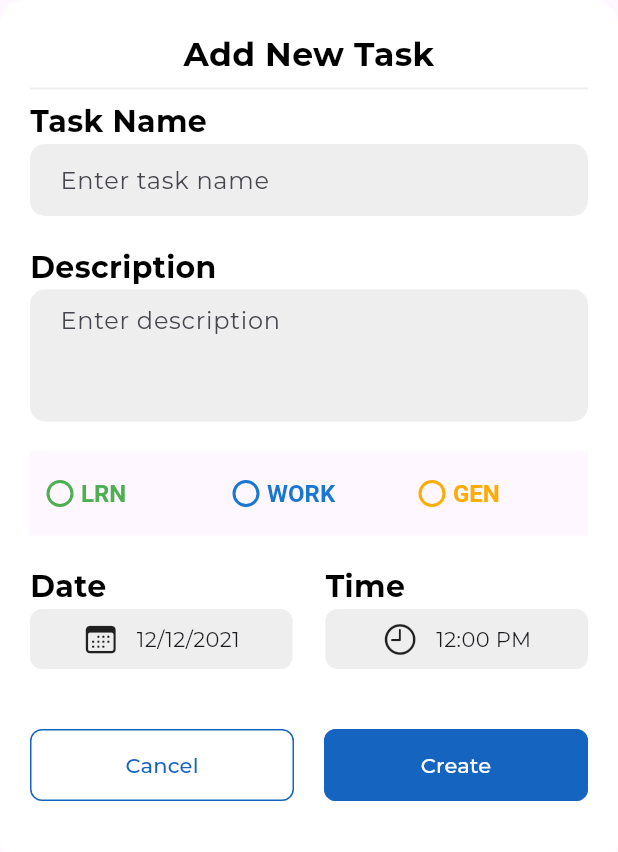
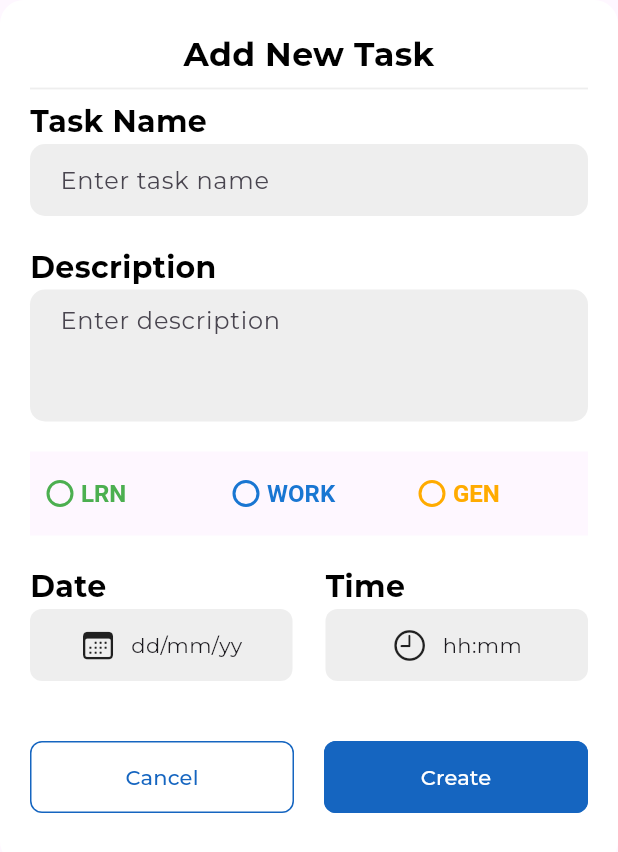
Before and after one commit to manuelduarte077/todo_firestore, a Flutter app: the AddNewTask widget shown alone on an empty page, opened directly, on a phone screen of 412 x 824 dp. Shown: the top 852 px of the screen. Run offline on Flutter 3.47's test engine with Material 2 defaults, Android fonts, the phone set to English and light mode, and no system bars; our stand-ins replace flutter_riverpod, google_fonts.

Commit message:
get current time using riverpod

```diff
--- a/lib/common/button_widget.dart
+++ b/lib/common/button_widget.dart
@@ -6,17 +6,19 @@ class ButtonWidget extends StatelessWidget {
     required this.title,
     required this.bgColor,
     required this.fgColor,
+    required this.onTap,
   });
 
   final String title;
   final Color bgColor;
   final Color fgColor;
+  final VoidCallback onTap;
 
   @override
   Widget build(BuildContext context) {
     return Expanded(
       child: ElevatedButton(
-        onPressed: () {},
+        onPressed: onTap,
         style: ElevatedButton.styleFrom(
           backgroundColor: bgColor,
           foregroundColor: fgColor,
--- a/lib/common/show_add_new_task.dart
+++ b/lib/common/show_add_new_task.dart
@@ -1,9 +1,11 @@
 import 'package:flutter/cupertino.dart';
 import 'package:flutter/material.dart';
 import 'package:flutter_riverpod/flutter_riverpod.dart';
+import 'package:intl/intl.dart';
 import 'package:todo_firestore/common/commons.dart';
 import 'package:todo_firestore/constants/constants.dart';
 import 'package:todo_firestore/features/list_task/widgets/widgets.dart';
+import 'package:todo_firestore/provider/date_time_provider.dart';
 import 'package:todo_firestore/provider/radio_provider.dart';
 
 class AddNewTask extends ConsumerWidget {
@@ -12,6 +14,8 @@ class AddNewTask extends ConsumerWidget {
   @override
   Widget build(BuildContext context, WidgetRef ref) {
     final size = MediaQuery.of(context).size;
+
+    final dateProv = ref.watch(dateProvider);
 
     return Container(
       height: size.height * 0.70,
@@ -96,20 +100,47 @@ class AddNewTask extends ConsumerWidget {
 
           /// Date and Time
           const SizedBox(height: 20),
-          const Row(
+          Row(
             mainAxisAlignment: MainAxisAlignment.spaceBetween,
             children: [
               DateTimeWidget(
                 title: 'Date',
                 icon: CupertinoIcons.calendar,
-                valueText: '12/12/2021',
+                valueText: dateProv,
+                onTap: () async {
+                  final getValue = await showDatePicker(
+                    context: context,
+                    initialDate: DateTime.now(),
+                    firstDate: DateTime(2022),
+                    lastDate: DateTime(2025),
+                  );
+
+                  if (getValue != null) {
+                    final format = DateFormat.yMd();
+
+                    ref
+                        .read(dateProvider.notifier)
+                        .update((state) => format.format(getValue));
+                  }
+                },
               ),
-              SizedBox(width: 22),
+              const SizedBox(width: 22),
               DateTimeWidget(
-                title: 'Time',
-                icon: CupertinoIcons.time,
-                valueText: '12:00 PM',
-              )
+                  title: 'Time',
+                  icon: CupertinoIcons.time,
+                  valueText: ref.watch(timeProvider),
+                  onTap: () async {
+                    final getTime = await showTimePicker(
+                      context: context,
+                      initialTime: TimeOfDay.now(),
+                    );
+
+                    if (getTime != null) {
+                      ref
+                          .read(timeProvider.notifier)
+                          .update((state) => getTime.format(context));
+                    }
+                  })
             ],
           ),
 
@@ -121,12 +152,14 @@ class AddNewTask extends ConsumerWidget {
                 bgColor: Colors.white,
                 fgColor: Colors.blue.shade800,
                 title: 'Cancel',
+                onTap: () => Navigator.pop(context),
               ),
               const SizedBox(width: 20),
               ButtonWidget(
                 bgColor: Colors.blue.shade800,
                 fgColor: Colors.white,
                 title: 'Create',
+                onTap: () {},
               ),
             ],
           ),
--- a/lib/features/list_task/widgets/date_time_widget.dart
+++ b/lib/features/list_task/widgets/date_time_widget.dart
@@ -1,20 +1,23 @@
 import 'package:flutter/material.dart';
+import 'package:flutter_riverpod/flutter_riverpod.dart';
 import 'package:todo_firestore/constants/constants.dart';
 
-class DateTimeWidget extends StatelessWidget {
+class DateTimeWidget extends ConsumerWidget {
   const DateTimeWidget({
     super.key,
     required this.title,
     required this.icon,
     required this.valueText,
+    required this.onTap,
   });
 
   final String title;
   final IconData icon;
   final String valueText;
+  final VoidCallback onTap;
 
   @override
-  Widget build(BuildContext context) {
+  Widget build(BuildContext context, WidgetRef ref) {
     return Expanded(
       child: Column(
         crossAxisAlignment: CrossAxisAlignment.start,
@@ -25,10 +28,12 @@ class DateTimeWidget extends StatelessWidget {
           ),
 
           /// Date
-          Container(
+          GestureDetector(
+            onTap: onTap,
+            child: Container(
               padding: const EdgeInsets.symmetric(
                 horizontal: 12,
-              vertical: 8,
+                vertical: 12,
               ),
               decoration: BoxDecoration(
                 color: Colors.grey.shade200,
@@ -38,9 +43,10 @@ class DateTimeWidget extends StatelessWidget {
                 mainAxisAlignment: MainAxisAlignment.center,
                 children: [
                   Icon(icon),
-                const SizedBox(width: 12),
+                  const SizedBox(width: 10),
                   Text(valueText),
                 ],
+              ),
             ),
           )
         ],
--- /dev/null
+++ b/lib/provider/date_time_provider.dart
@@ -0,0 +1,13 @@
+import 'package:flutter_riverpod/flutter_riverpod.dart';
+
+final dateProvider = StateProvider<String>(
+  (ref) {
+    return 'dd/mm/yy';
+  },
+);
+
+final timeProvider = StateProvider<String>(
+  (ref) {
+    return 'hh:mm';
+  },
+);
--- a/pubspec.yaml
+++ b/pubspec.yaml
@@ -14,6 +14,7 @@ dependencies:
     sdk: flutter
   flutter_riverpod: ^2.4.0
   google_fonts: ^5.1.0
+  intl: ^0.18.1
 
 dev_dependencies:
   flutter_lints: ^2.0.0
```
Also changed, not shown: pubspec.lock. Lines whose indentation alone changed are shown as unchanged.
